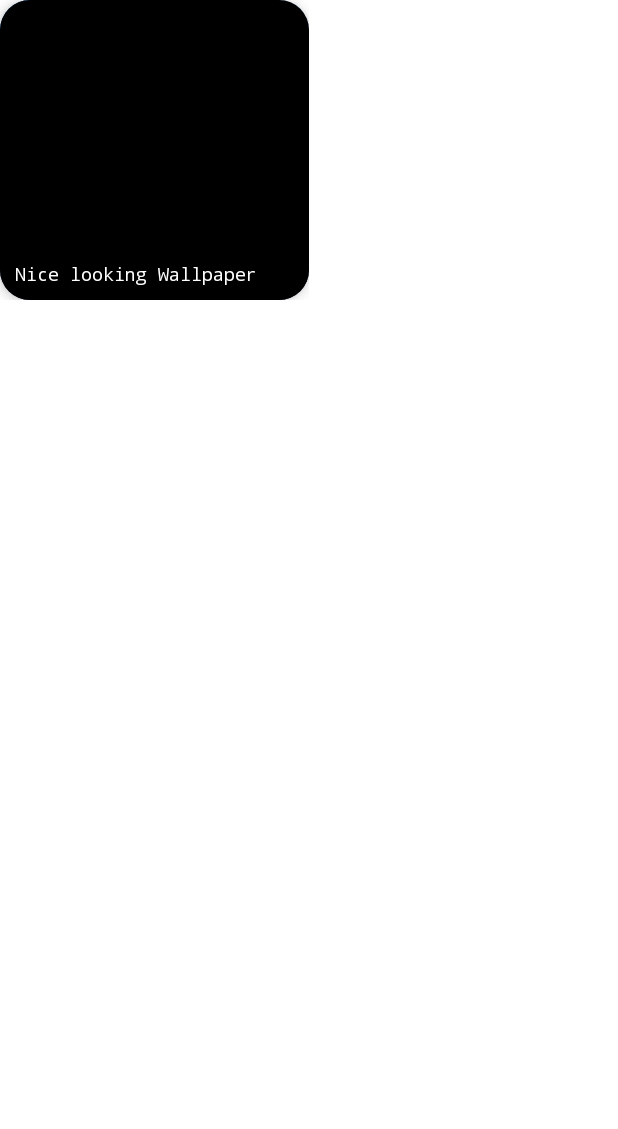
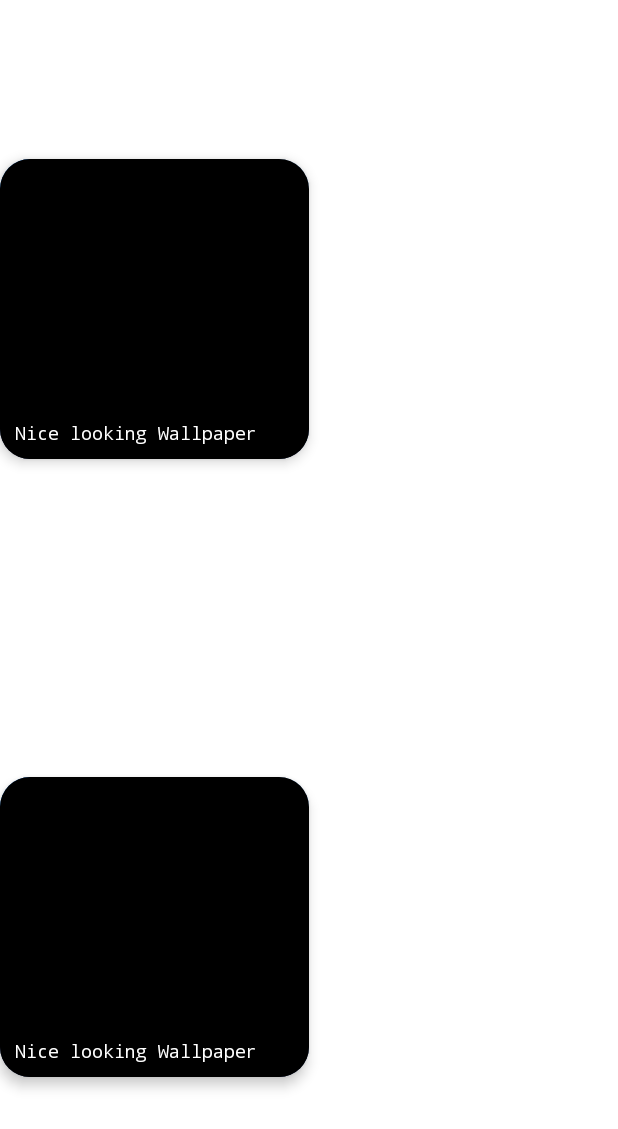
Before and after one commit to Yash-Raj-Singh/FirstCompose, an Android app built with Jetpack Compose: the screen it shows after launch (MainActivity), on a phone screen of 412 x 824 dp. Shown: the top 1129 px of the screen. Run offline under Robolectric (Android 15) with nearby library versions, the phone set to English and light mode, and no system bars.

Commit message:
Done a little changes

```diff
--- a/app/src/main/java/com/example/firstcompose/MainActivity.kt
+++ b/app/src/main/java/com/example/firstcompose/MainActivity.kt
@@ -39,8 +39,20 @@ class MainActivity : ComponentActivity() {
             val painter = painterResource(id = R.drawable.wallpaper)
             val description = "It is a Wallpaper Image."
             val title = "Nice looking Wallpaper"
-            Box(modifier = Modifier.fillMaxWidth(0.5f)) {
-                ImageCard(painter = painter, contentDescription = description, title = title)
+            Column(
+                modifier = Modifier
+                    .background(Color.Transparent)
+                    .fillMaxSize(),
+                horizontalAlignment = Alignment.Start,
+                verticalArrangement = Arrangement.SpaceAround
+            ) {
+                Box(modifier = Modifier.fillMaxWidth(0.5f)) {
+                    ImageCard(painter = painter, contentDescription = description, title = title)
+                }
+                //Spacer(modifier = Modifier.height(20.dp))
+                Box(modifier = Modifier.fillMaxWidth(0.5f)) {
+                    ImageCard(painter = painter, contentDescription = description, title = title)
+                }
             }
         }
     }
```
